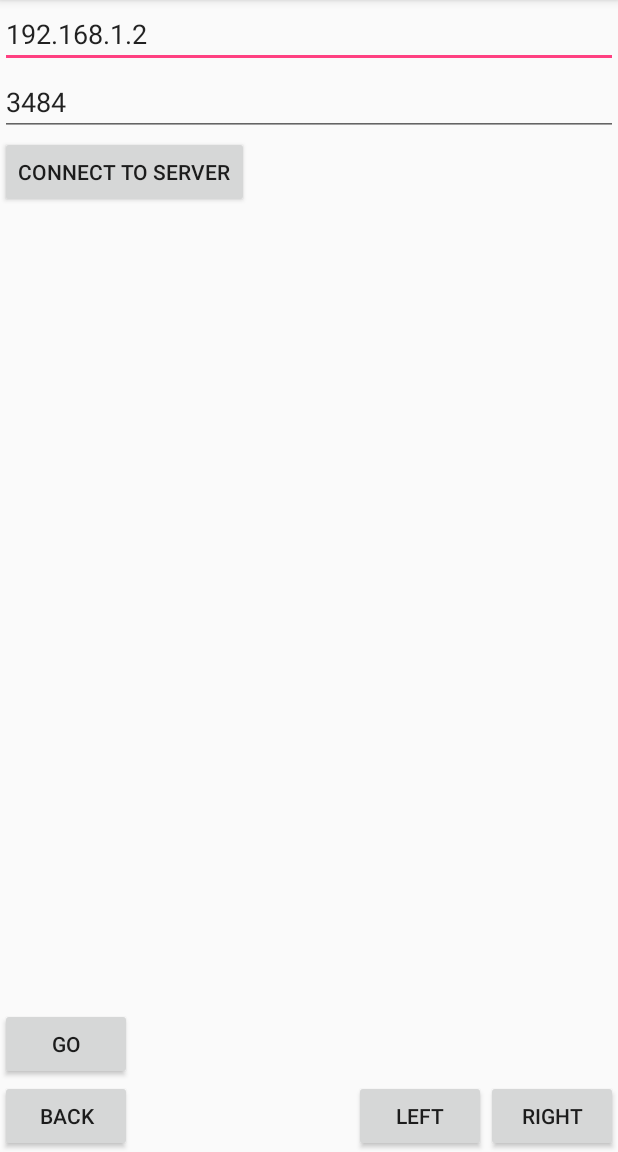
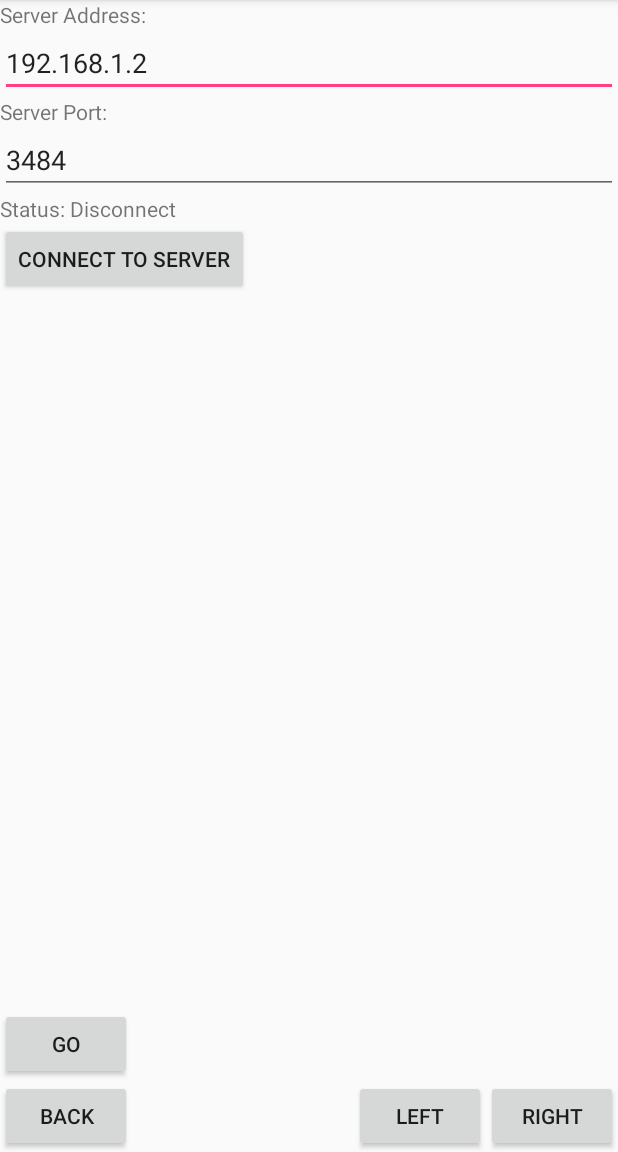
Before and after one commit to trancaoviet7514/taliAndroidClient, an Android app: the screen it shows after launch (MainActivity), on a phone screen of 412 x 824 dp, the part 84-1236 px from its top. Run offline under Robolectric (Android 15) with nearby library versions, the phone set to English and light mode, and no system bars; libraries missing offline, so code that uses them is left out: com.github.nkzawa.emitter, com.github.nkzawa.socketio; 2 statements that could not run were skipped.

Commit message:
về thôi :))

```diff
--- a/app/src/main/AndroidManifest.xml
+++ b/app/src/main/AndroidManifest.xml
@@ -1,6 +1,8 @@
 <?xml version="1.0" encoding="utf-8"?>
 <manifest xmlns:android="http://schemas.android.com/apk/res/android"
     package="com.blue.tali">
+
+    <uses-permission android:name="android.permission.INTERNET"/>
 
     <application
         android:allowBackup="true"
--- a/app/src/main/res/layout/activity_main.xml
+++ b/app/src/main/res/layout/activity_main.xml
@@ -6,23 +6,52 @@
     android:layout_height="match_parent"
     tools:context=".MainActivity">
 
+    <TextView
+        android:layout_width="wrap_content"
+        android:layout_height="wrap_content"
+        android:text="Server Address: "
+        android:id="@+id/txt_server_address_label"
+        tools:ignore="HardcodedText" />
+
     <EditText
         android:layout_width="match_parent"
         android:layout_height="wrap_content"
         android:text="192.168.1.2"
-        android:id="@+id/txt_server_address"/>
+        android:id="@+id/txt_server_address"
+        app:layout_constraintTop_toBottomOf="@id/txt_server_address_label"
+        tools:ignore="HardcodedText,LabelFor,TextFields" />
+
+    <TextView
+        android:layout_width="wrap_content"
+        android:layout_height="wrap_content"
+        android:text="Server Port: "
+        android:id="@+id/txt_server_port_label"
+        app:layout_constraintTop_toBottomOf="@id/txt_server_address"
+        tools:ignore="HardcodedText" />
+
     <EditText
         android:layout_width="match_parent"
         android:layout_height="wrap_content"
         android:text="3484"
         android:id="@+id/txt_server_port"
-        app:layout_constraintTop_toBottomOf="@id/txt_server_address"/>
+        app:layout_constraintTop_toBottomOf="@id/txt_server_port_label"
+        tools:ignore="HardcodedText" />
+
+    <TextView
+        android:layout_width="match_parent"
+        android:layout_height="wrap_content"
+        android:text="Status: Disconnect"
+        android:id="@+id/txt_status"
+        app:layout_constraintTop_toBottomOf="@id/txt_server_port"
+        tools:ignore="HardcodedText" />
+
     <Button
         android:layout_width="wrap_content"
         android:layout_height="wrap_content"
         android:text="Connect to server"
         android:id="@+id/btn_connect_to_server"
-        app:layout_constraintTop_toBottomOf="@id/txt_server_port"/>
+        app:layout_constraintTop_toBottomOf="@id/txt_status"
+        tools:ignore="HardcodedText" />
 
     <Button
         android:layout_width="wrap_content"
@@ -30,14 +59,14 @@
         android:id="@+id/btn_go"
         app:layout_constraintBottom_toTopOf="@id/btn_back"
         android:text="Go"
-        />
+        tools:ignore="HardcodedText" />
     <Button
         android:layout_width="wrap_content"
         android:layout_height="wrap_content"
         android:id="@+id/btn_back"
         app:layout_constraintBottom_toBottomOf="parent"
         android:text="Back"
-        />
+        tools:ignore="HardcodedText" />
     <Button
         android:layout_width="wrap_content"
         android:layout_height="wrap_content"
@@ -45,7 +74,7 @@
         app:layout_constraintEnd_toStartOf="@id/btn_right"
         android:text="Left"
         app:layout_constraintBottom_toBottomOf="parent"
-        />
+        tools:ignore="HardcodedText" />
     <Button
         android:layout_width="wrap_content"
         android:layout_height="wrap_content"
@@ -53,6 +82,6 @@
         app:layout_constraintEnd_toEndOf="parent"
         android:text="Right"
         app:layout_constraintBottom_toBottomOf="parent"
-        />
+        tools:ignore="HardcodedText" />
 
 </android.support.constraint.ConstraintLayout>
```
Also changed, not shown: app/src/main/java/com/blue/tali/MainActivity.java (+86 -1 lines).
